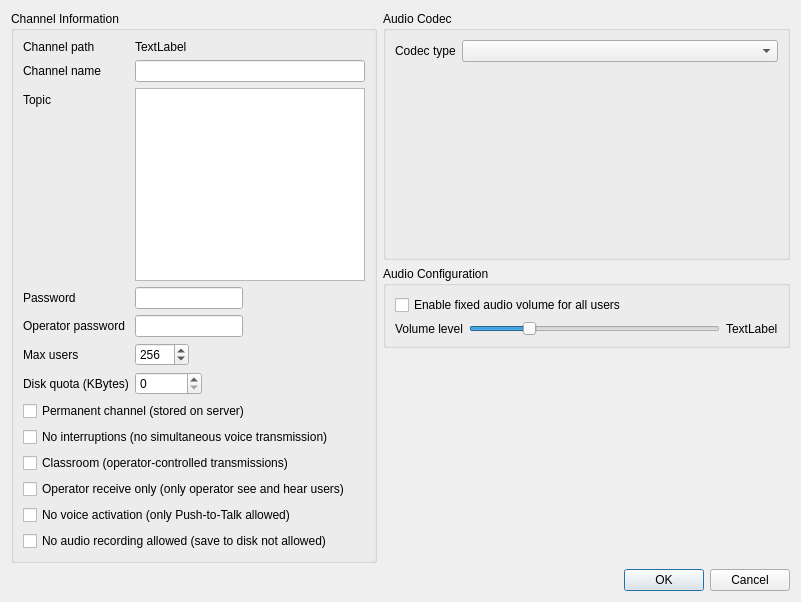
Before: the Qt Designer form Client/qtTeamTalk/channel.ui in BearWare/TeamTalk5, drawn with Qt 5.
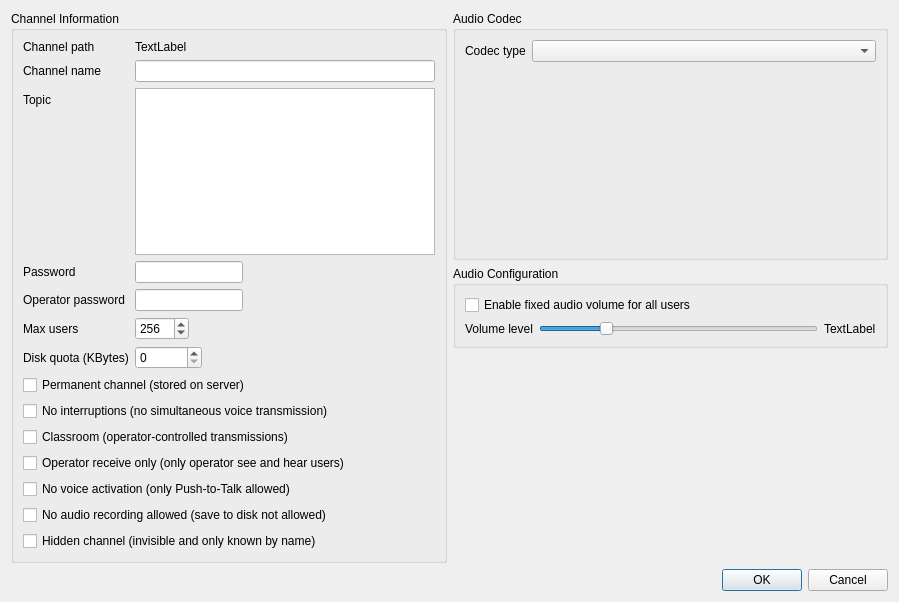
After: the same form once the commit is applied.

Commit message: Create hidden channel in Qt client

```diff
--- a/Client/qtTeamTalk/channel.ui
+++ b/Client/qtTeamTalk/channel.ui
@@ -6,7 +6,7 @@
    <rect>
     <x>0</x>
     <y>0</y>
-    <width>801</width>
+    <width>899</width>
     <height>602</height>
    </rect>
   </property>
@@ -208,6 +208,13 @@
             </property>
            </widget>
           </item>
+          <item>
+           <widget class="QCheckBox" name="hiddenchannelBox">
+            <property name="text">
+             <string>Hidden channel (invisible and only known by name)</string>
+            </property>
+           </widget>
+          </item>
          </layout>
         </item>
        </layout>
```
Left out of the diff: 1 changed line with no effect on the pictures. The commit also changes 3 other files.
